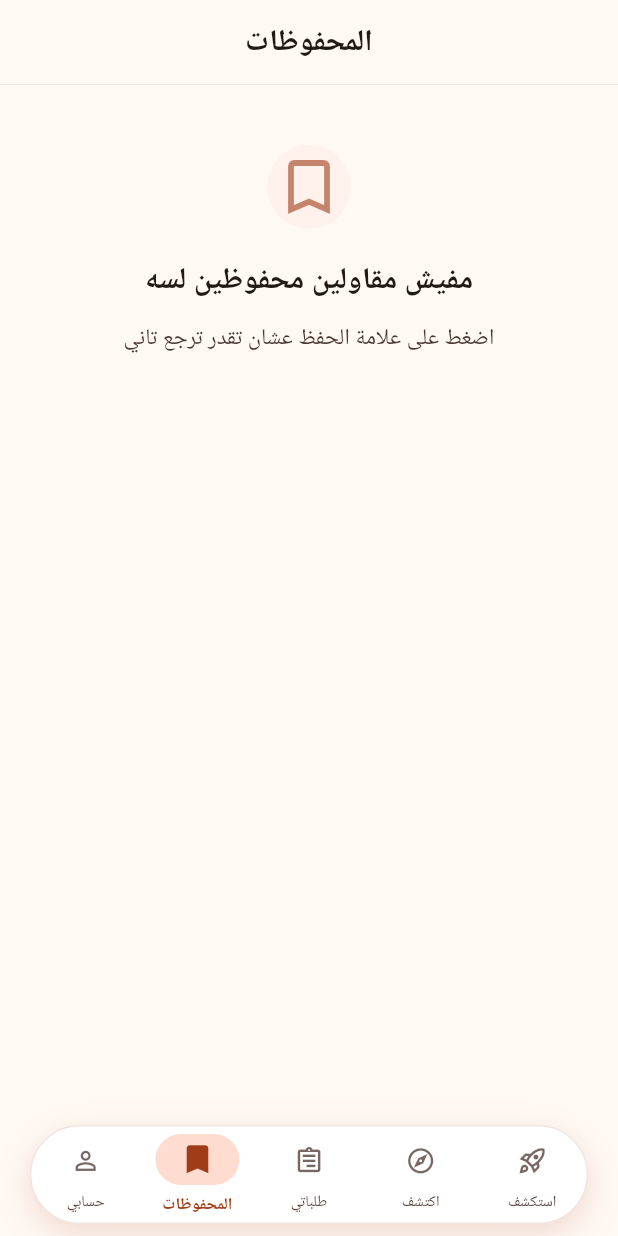
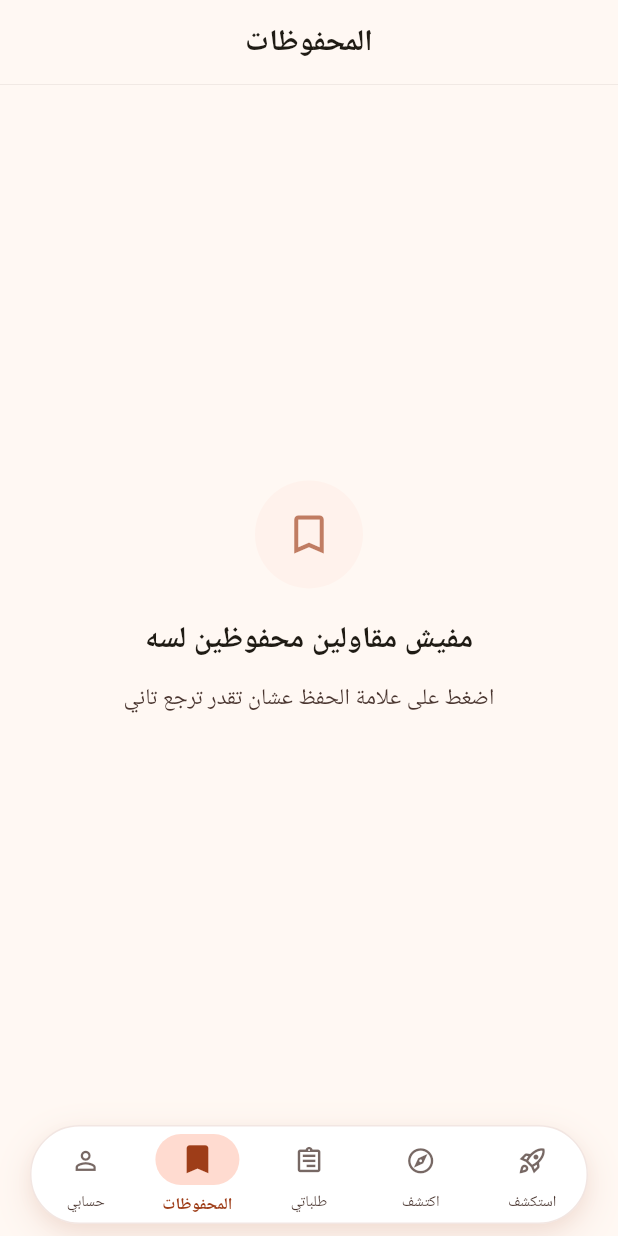
Before and after one commit to alinasser999/shattab-app, a Flutter app: the SavedScreen screen opened by its route, on a phone screen of 412 x 824 dp. Run offline on Flutter 3.47's test engine with Material 3 defaults, Android fonts, the phone set to English and light mode, and no system bars; drawn by our look-alikes of flutter_animate; our stand-ins replace cached_network_image, flutter_image_compress, flutter_riverpod, gap, go_router, google_fonts and 4 more; accounts and stored records are empty; generated files the repository leaves out were written again; network calls fail; Roboto replaces fonts that are missing (Tajawal).

Commit message:
Polish UI/UX pass: empty-state badge, RTL chips, centered empty state
- BatshEmptyState: rebalance icon badge (34px glyph in 72px circle, ~47% fill) so it reads as a badge, not a cramped disc. Propagates to all 13 screens using it.
- Discover: filter chips EdgeInsets.only(right:) -> EdgeInsetsDirectional.only(end:) so the inter-chip gap sits on the correct side in RTL.
- Saved: wrap empty/guest state in LayoutBuilder + ConstrainedBox so BatshEmptyState centers in the viewport instead of collapsing to the top.

Verified via headed-Chromium screenshots of the 5 guest-reachable heroes. flutter analyze clean.

Co-Authored-By: Claude Opus 4.8 <noreply@anthropic.com>

```diff
--- a/lib/core/widgets/batsh_empty_state.dart
+++ b/lib/core/widgets/batsh_empty_state.dart
@@ -25,14 +25,14 @@ class BatshEmptyState extends StatelessWidget {
 
     final iconWidget = ExcludeSemantics(
       child: Container(
-        width: 56,
-        height: 56,
+        width: 72,
+        height: 72,
         decoration: BoxDecoration(
           color: BatshColors.primaryFixed.withValues(alpha: 0.2),
           shape: BoxShape.circle,
         ),
         child: Icon(icon,
-            color: BatshColors.primary.withValues(alpha: 0.6), size: 48),
+            color: BatshColors.primary.withValues(alpha: 0.65), size: 34),
       ),
     );
 
--- a/lib/features/discovery/presentation/discover_screen.dart
+++ b/lib/features/discovery/presentation/discover_screen.dart
@@ -258,7 +258,7 @@ class _DiscoverScreenState extends ConsumerState<DiscoverScreen> {
                           children: [
                             if (filters.specialty != null)
                               Padding(
-                                padding: const EdgeInsets.only(right: BatshSpacing.xs),
+                                padding: const EdgeInsetsDirectional.only(end: BatshSpacing.xs),
                                 child: BatshActiveFilterChip(
                                   label: OnboardingCatalog.specialtiesCatalog[filters.specialty] ?? filters.specialty!,
                                   onRemove: () => ref.read(discoveryFiltersControllerProvider.notifier).setSpecialty(null),
@@ -266,7 +266,7 @@ class _DiscoverScreenState extends ConsumerState<DiscoverScreen> {
                               ),
                             if (filters.city != null)
                               Padding(
-                                padding: const EdgeInsets.only(right: BatshSpacing.xs),
+                                padding: const EdgeInsetsDirectional.only(end: BatshSpacing.xs),
                                 child: BatshActiveFilterChip(
                                   label: filters.city!,
                                   onRemove: () => ref.read(discoveryFiltersControllerProvider.notifier).setCity(null),
--- a/lib/features/saved/presentation/saved_screen.dart
+++ b/lib/features/saved/presentation/saved_screen.dart
@@ -39,9 +39,16 @@ class SavedScreen extends ConsumerWidget {
             onRefresh: () async =>
                 ref.invalidate(savedContractorsProvider),
             child: list.isEmpty
-                ? ListView(
+                ? LayoutBuilder(
+                    builder: (context, constraints) => ListView(
+                      physics: const AlwaysScrollableScrollPhysics(),
                       children: [
-                      isGuest
+                        // Fill the viewport so BatshEmptyState's internal Center
+                        // truly centers instead of collapsing to the top.
+                        ConstrainedBox(
+                          constraints:
+                              BoxConstraints(minHeight: constraints.maxHeight),
+                          child: isGuest
                               ? BatshEmptyState(
                                   title: S.signInToSeeSaved,
                                   icon: Icons.bookmark_border,
@@ -56,7 +63,9 @@ class SavedScreen extends ConsumerWidget {
                                   message: S.noSavedContractorsMsg,
                                   icon: Icons.bookmark_border,
                                 ),
+                        ),
                       ],
+                    ),
                   )
                 : ListView.separated(
                     padding: const EdgeInsets.symmetric(
```
Lines whose indentation alone changed are shown as unchanged.
